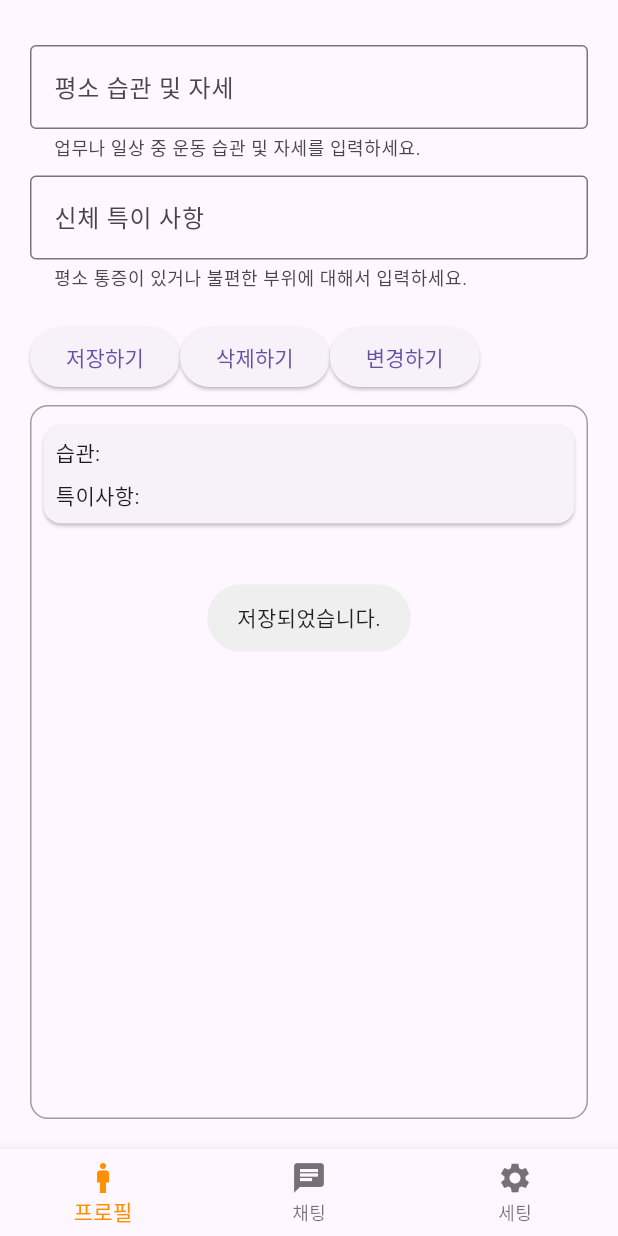
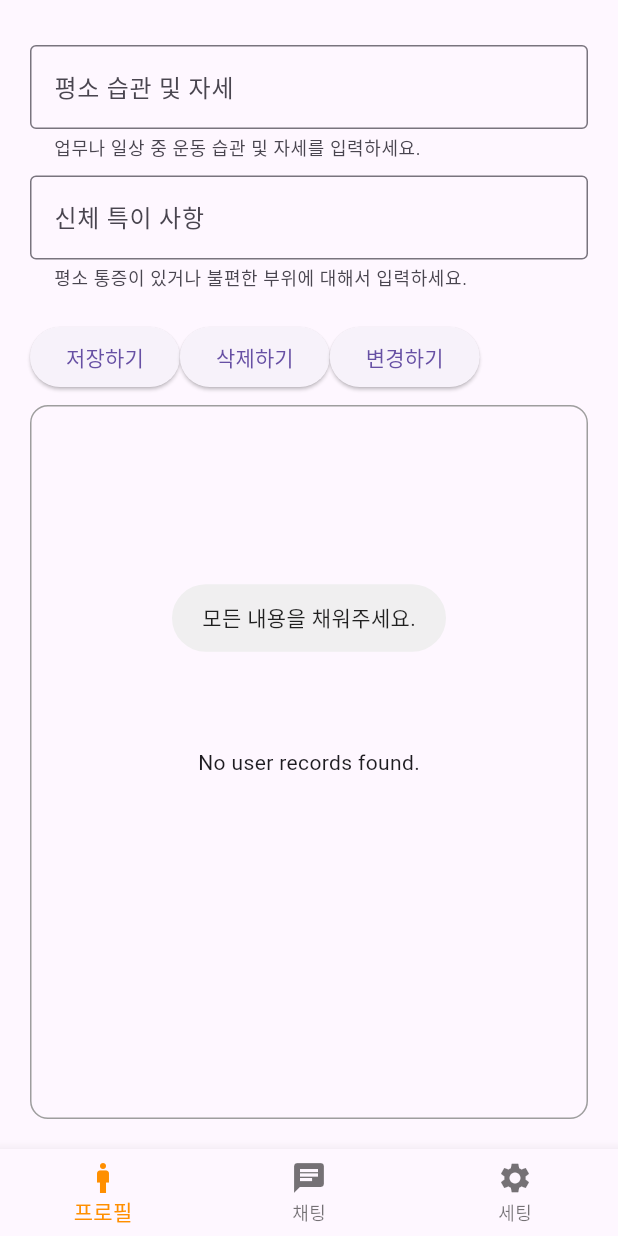
Before and after one commit to jae-yong-2/my_research, a Flutter app: the screen it shows after launch, after a tap on "저장하기", on a phone screen of 412 x 824 dp. Run offline on Flutter 3.47's test engine with Material 3 defaults, Android fonts, the phone set to English and light mode, and no system bars; our stand-ins replace dash_chat_2, device_info_plus, firebase_core, firebase_database, firebase_messaging, flutter_local_notifications and 4 more; missing offline and left inert: chat_gpt_sdk, dart:ffi, flutter_foreground_task, health; accounts and stored records are empty.

Commit message:
:goal_net: 프로필 내용 비었을시에 예외처리

```diff
--- a/lib/main.dart
+++ b/lib/main.dart
@@ -46,7 +46,7 @@ void main() async{
       Category().TOTALSTEP_KEY: '$step',
       Category().FIRSTSTEP_KEY : '$step',
     });
-    DataStore().saveSharedPreferencesInt(Category().FIRSTSTEP_KEY,step!.toInt());
+    DataStore().saveSharedPreferencesInt(Category().FIRSTSTEP_KEY,step.toInt());
   }
   runApp(MyApp());
 }
--- a/lib/page/profile.dart
+++ b/lib/page/profile.dart
@@ -28,6 +28,12 @@ class _ProfileState extends State<Profile> {
 
   void _saveData() {
     // 사용자 입력을 Map 형태로 SaveData 클래스에 전달
+    if((_habitController.text!="")||( _bodyIssueController.text!="")||
+        (_habitController.text.isEmpty)||( _bodyIssueController.text.isEmpty)){
+
+      Fluttertoast.showToast(msg: "모든 내용을 채워주세요.", gravity: ToastGravity.CENTER);
+      return;
+    }
     Map<String, dynamic> userData = {
       "습관 및 자세": _habitController.text,
       "신체 특이 사항": _bodyIssueController.text,
```
